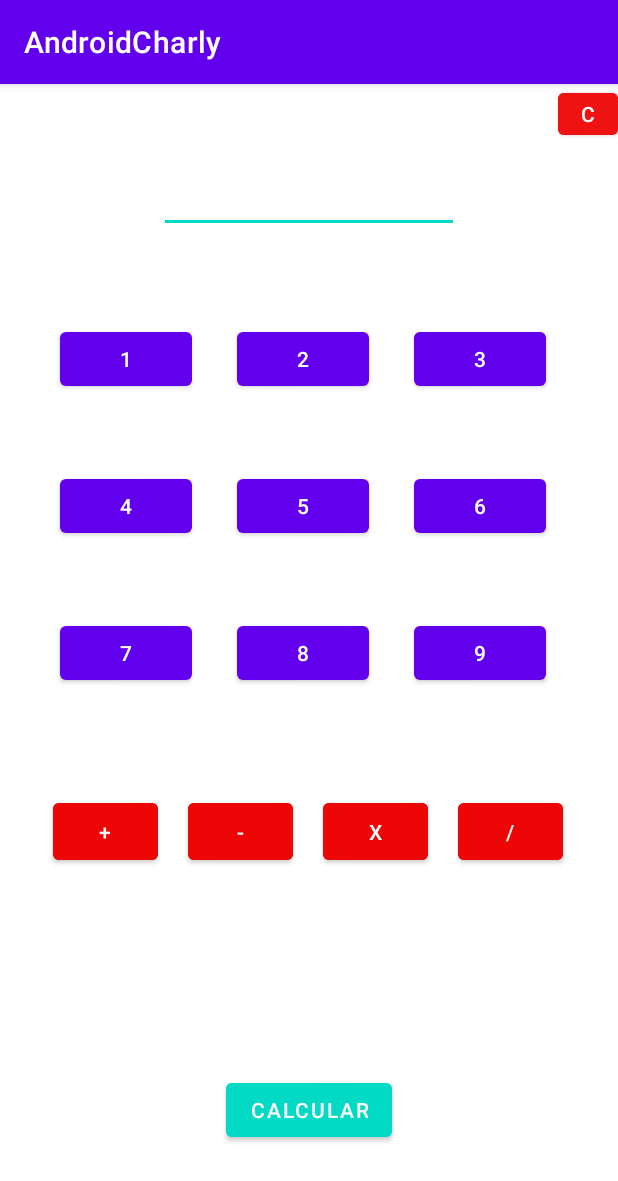
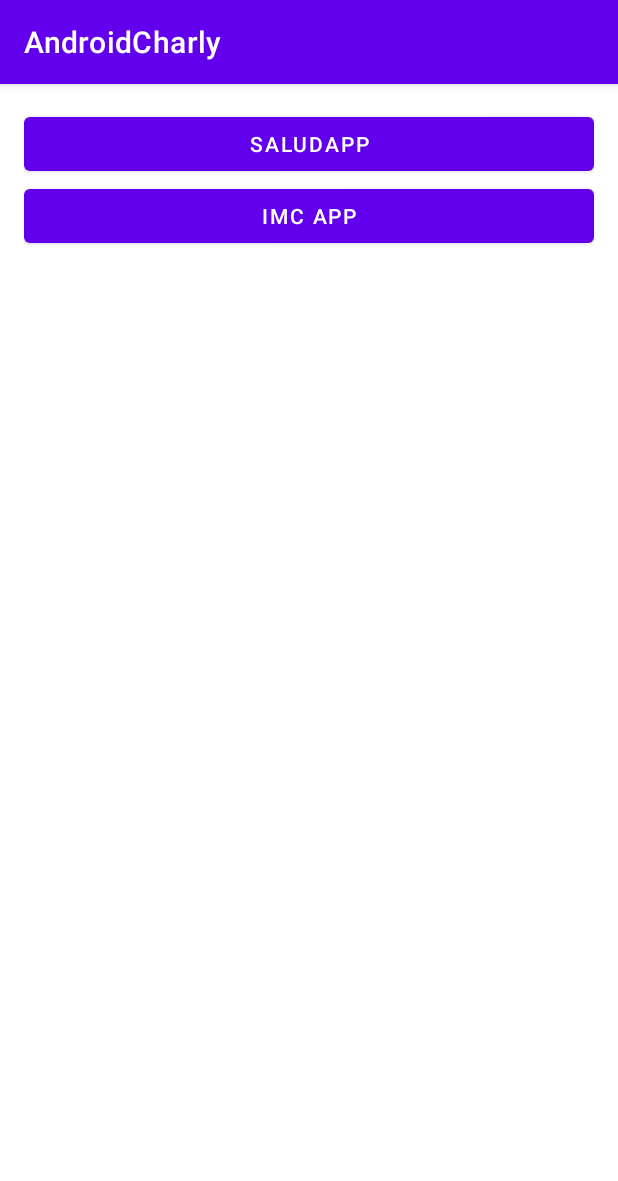
Before and after one commit to Charlie-Tc/Android-Studio, an Android app: the screen it shows after launch (CalculatorActivity before the commit, MenuActivity after it), on a phone screen of 412 x 824 dp. Shown: the top 1181 px of the screen. Run offline under Robolectric (Android 15) with nearby library versions, the phone set to English and light mode, and no system bars.

Commit message:
creating body mass calculator

```diff
--- /dev/null
+++ b/app/src/main/java/com/charlietc/androidcharly/MenuActivity.kt
@@ -0,0 +1,42 @@
+package com.charlietc.androidcharly
+
+import android.content.Intent
+import android.os.Bundle
+import android.widget.Button
+import androidx.activity.enableEdgeToEdge
+import androidx.appcompat.app.AppCompatActivity
+import androidx.core.view.ViewCompat
+import androidx.core.view.WindowInsetsCompat
+import com.charlietc.androidcharly.firtsapp.FirstAppActivity
+import com.charlietc.androidcharly.imcCalculator.ImcCalculatorActivity
+
+class MenuActivity : AppCompatActivity() {
+    override fun onCreate(savedInstanceState: Bundle?) {
+        super.onCreate(savedInstanceState)
+        enableEdgeToEdge()
+        setContentView(R.layout.activity_menu)
+        ViewCompat.setOnApplyWindowInsetsListener(findViewById(R.id.main)) { v, insets ->
+            val systemBars = insets.getInsets(WindowInsetsCompat.Type.systemBars())
+            v.setPadding(systemBars.left, systemBars.top, systemBars.right, systemBars.bottom)
+            insets
+
+        }
+        val btnSaludApp = findViewById<Button>(R.id.btnSaludApp)
+        val btnImcApp = findViewById<Button>(R.id.btnImcApp)
+
+        btnSaludApp.setOnClickListener { navigateToSaludApp() }
+        btnImcApp.setOnClickListener { navigateToImcApp() }
+
+
+    }
+
+    private fun navigateToImcApp() {
+        val intent = Intent(this, ImcCalculatorActivity::class.java)
+        startActivity(intent)
+    }
+
+    private fun navigateToSaludApp() {
+        val intent = Intent(this, FirstAppActivity::class.java)
+        startActivity(intent)
+    }
+}
--- a/app/src/main/java/com/charlietc/androidcharly/firtsapp/CalculadoraActivity.kt
+++ b/app/src/main/java/com/charlietc/androidcharly/firtsapp/ResultCalculatorActivity.kt
@@ -8,7 +8,7 @@ import androidx.core.view.ViewCompat
 import androidx.core.view.WindowInsetsCompat
 import com.charlietc.androidcharly.R
 
-class CalculadoraActivity : AppCompatActivity() {
+class ResultCalculatorActivity : AppCompatActivity() {
     override fun onCreate(savedInstanceState: Bundle?) {
         super.onCreate(savedInstanceState)
         enableEdgeToEdge()
--- a/app/src/main/res/layout/activity_calculadora.xml
+++ b/app/src/main/res/layout/activity_calculadora.xml
@@ -5,7 +5,7 @@
     android:id="@+id/main"
     android:layout_width="match_parent"
     android:layout_height="match_parent"
-    tools:context=".firtsapp.CalculadoraActivity">
+    tools:context=".firtsapp.ResultCalculatorActivity">
 
     <TextView
         android:id="@+id/showResult"
--- a/app/src/main/res/layout/activity_calculator.xml
+++ b/app/src/main/res/layout/activity_calculator.xml
@@ -10,6 +10,8 @@
     <androidx.appcompat.widget.AppCompatEditText
         android:id="@+id/ediText"
         android:layout_width="200dp"
+        android:singleLine="true"
+        android:maxLines="1"
         android:layout_height="wrap_content"
         android:layout_marginTop="54dp"
         app:layout_constraintEnd_toEndOf="parent"
--- /dev/null
+++ b/app/src/main/res/layout/activity_menu.xml
@@ -0,0 +1,22 @@
+<?xml version="1.0" encoding="utf-8"?>
+<LinearLayout xmlns:android="http://schemas.android.com/apk/res/android"
+    xmlns:tools="http://schemas.android.com/tools"
+    android:id="@+id/main"
+    android:layout_width="match_parent"
+    android:layout_height="match_parent"
+    android:layout_margin="16dp"
+    android:orientation="vertical"
+    tools:context=".MenuActivity">
+
+    <Button
+        android:id="@+id/btnSaludApp"
+        android:layout_width="match_parent"
+        android:layout_height="wrap_content"
+        android:text="SALUDAPP"/>
+    <Button
+        android:id="@+id/btnImcApp"
+        android:layout_width="match_parent"
+        android:layout_height="wrap_content"
+        android:text="IMC APP"/>
+
+</LinearLayout>
--- a/app/src/main/res/values/colors.xml
+++ b/app/src/main/res/values/colors.xml
@@ -7,4 +7,10 @@
     <color name="teal_700">#FF018786</color>
     <color name="black">#FF000000</color>
     <color name="white">#FFFFFFFF</color>
+
+    <color name="background_component">#1D1E33</color>
+    <color name="background_component_selected">#FF111328</color>
+    <color name="background_app">#0E0B20</color>
+    <color name="background_button">#EB1555</color>
+    <color name="title_text">#FF8D8E98</color>
 </resources>
--- a/app/src/main/res/values/strings.xml
+++ b/app/src/main/res/values/strings.xml
@@ -1,3 +1,5 @@
 <resources>
     <string name="app_name">AndroidCharly</string>
+    <string name="male">Hombre</string>
+    <string name="female">Mujer</string>
 </resources>
```
Also changed, not shown: app/src/main/AndroidManifest.xml (+14 -8 lines), app/src/main/java/com/charlietc/androidcharly/firtsapp/CalculatorActivity.kt (+19 -1 lines), app/src/main/java/com/charlietc/androidcharly/imcCalculator/ImcCalculatorActivity.kt (added, +79 -0 lines), app/src/main/java/com/charlietc/androidcharly/sintaxis/Arrays.kt (+15 -1 lines), app/src/main/res/layout/activity_imc_calculator.xml (added, +80 -0 lines).
